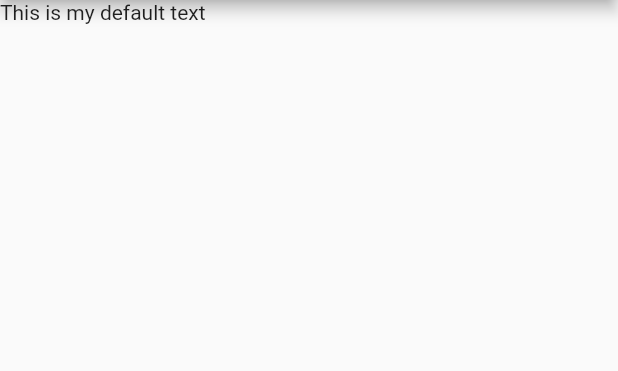
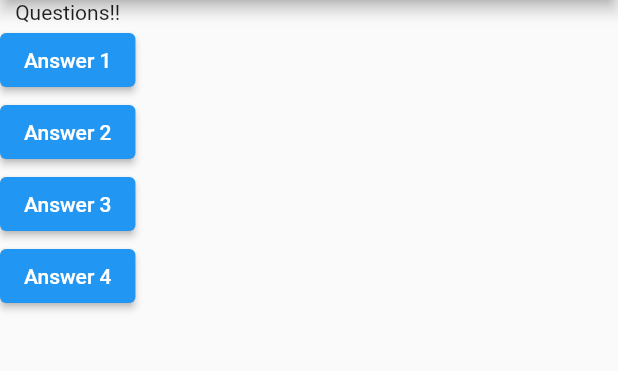
Before and after one commit to hga-777/Quiz_App, a Flutter app: the screen it shows after launch, on a phone screen of 412 x 824 dp, the part 84-455 px from its top. Run offline on Flutter 3.47's test engine with Material 2 defaults, Android fonts, the light colour scheme and no system bars.

Commit message:
Body widget me cherkhani

```diff
--- a/lib/main.dart
+++ b/lib/main.dart
@@ -9,6 +9,7 @@ void main() {
 }
 
 class MyApp extends StatelessWidget {
+
   //ek widget bna rhe hai jisko base class se inherit kr rhe hai thats why 'extend' keyword use hua hai
 // statelesswidget class material.dart file wale ka base class hai
   @override // --> Isliye likha jaat h taki pta chale ki hmlog jaan muj kr inbult class ko overwrite kiye h
@@ -19,8 +20,17 @@ class MyApp extends StatelessWidget {
     return MaterialApp(
       home: Scaffold(
         //it gives basic base design of the app
-        appBar: AppBar(title: Text("My First App")),
-        body: Text("This is my default text"),
+        appBar: AppBar(
+          title: const Text("My First App"),
+        ),
+        body: Column(children: [
+          //children is the list of widgets
+          const Text("Questions!!"),
+          ElevatedButton(onPressed: () => debugPrint("Answer 1 chosen"), child: const Text("Answer 1")),
+          ElevatedButton(onPressed: () => debugPrint("Answer 1 chosen"), child: const Text("Answer 2")), //on pressed pr function call hoga yeh rk anaonymous function hai
+          ElevatedButton(onPressed: () => debugPrint("Answer 1 chosen"), child: const Text("Answer 3")),
+          ElevatedButton(onPressed: () => debugPrint("Answer 1 chosen"), child: const Text("Answer 4"))
+        ]),
       ),
     ); //yeh ek widget hai pr isme arguement pass kr rhe hai
     //materialapp ek widget hai jo ki mera material.dart file me rehta hai
```
